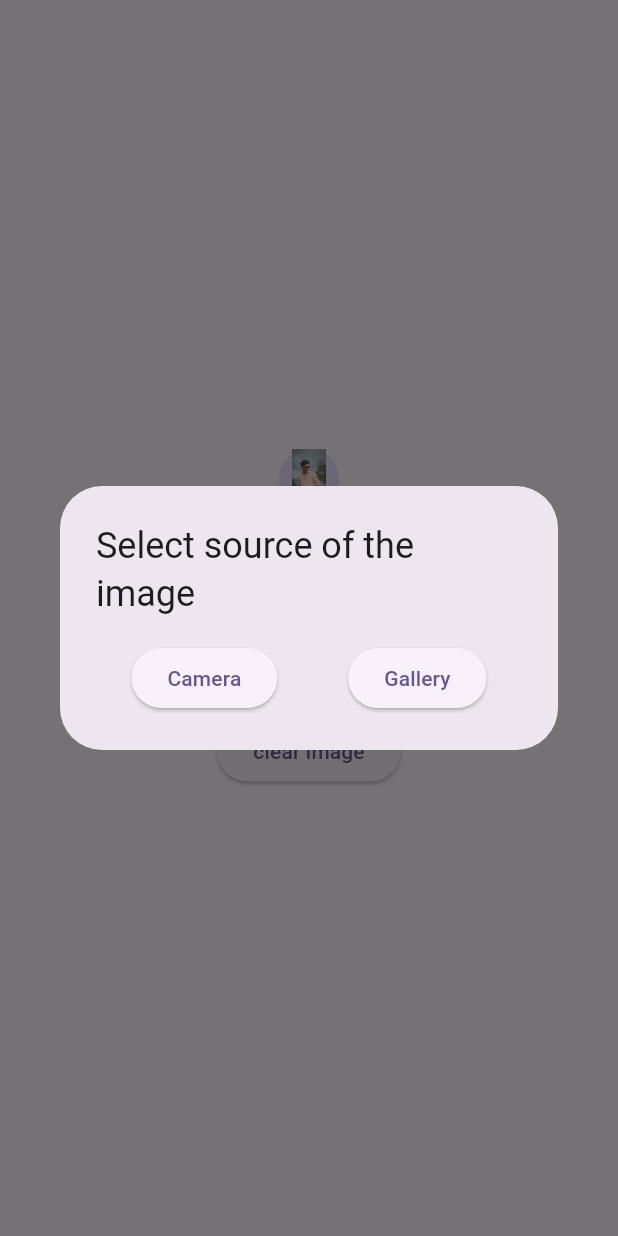
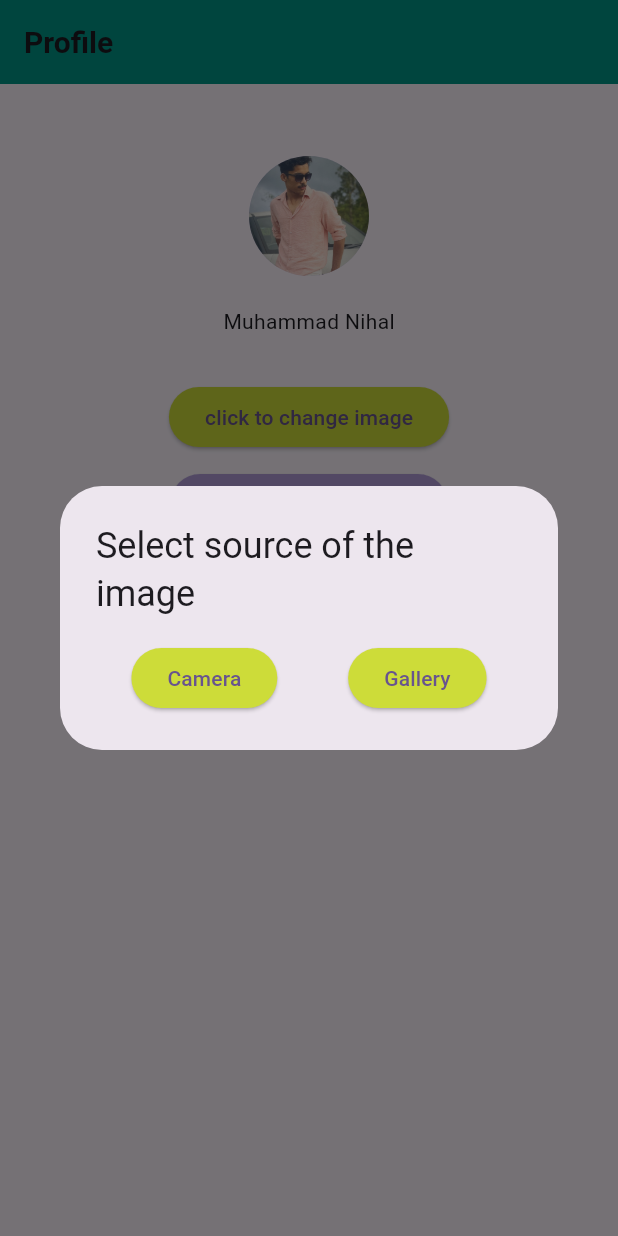
Before and after one commit to Nihal7558/flutter, a Flutter app: the screen it shows after launch, after a tap on "click to change image", on a phone screen of 412 x 824 dp. Run offline on Flutter 3.47's test engine with Material 3 defaults, Android fonts, the phone set to English and light mode, and no system bars; our stand-ins replace fluttertoast, image_picker; key blocks and very long unbroken strings in the code were emptied for the run.

Commit message:
Daily Task

```diff
--- a/lib/profile page layout/imagePicker.dart
+++ b/lib/profile page layout/imagePicker.dart
@@ -26,14 +26,26 @@ class _ImagepickerExState extends State<ImagepickerEx> {
   @override
   Widget build(BuildContext context) {
     return Scaffold(
-      body: Center(
+      body: SingleChildScrollView(
+        child: Center(
           child: Column(
             mainAxisSize: MainAxisSize.min,
             children: [
+              AppBar(
+                title: Text(
+                  "Profile",
+                  style: TextStyle(fontSize: 20, fontWeight: FontWeight.bold),
+                ),
+                backgroundColor: Colors.teal,
+              ),
+              SizedBox(
+                height: 48,
+              ),
               CircleAvatar(
-              child: _image == null || kIsWeb
-                  ? Image.asset("assets/IMG_6276.JPG")
-                  : Image.file(_image!),
+                radius: 40,
+                backgroundImage: _image == null || kIsWeb
+                    ? AssetImage("assets/IMG_6276.JPG")
+                    : FileImage(_image!),
               ),
               SizedBox(
                 height: 20,
@@ -43,23 +55,31 @@ class _ImagepickerExState extends State<ImagepickerEx> {
                 height: 30,
               ),
               ElevatedButton(
+                  style: ElevatedButton.styleFrom(
+                      backgroundColor: Colors.lime[500]),
                   onPressed: () {
                     showDialog(
                         context: context,
                         builder: (_) {
                           return AlertDialog(
-                          title: Text('Select source of the image'),
+                            title: Text(
+                              'Select source of the image',
+                            ),
                             content: Row(
                               mainAxisSize: MainAxisSize.min,
                               mainAxisAlignment: MainAxisAlignment.spaceAround,
                               children: [
                                 ElevatedButton(
+                                    style: ElevatedButton.styleFrom(
+                                        backgroundColor: Colors.lime),
                                     onPressed: () {
                                       Navigator.pop(context);
                                       _pickImage(ImageSource.camera);
                                     },
                                     child: Text('Camera')),
                                 ElevatedButton(
+                                    style: ElevatedButton.styleFrom(
+                                        backgroundColor: Colors.lime),
                                     onPressed: () {
                                       Navigator.pop(context);
                                       _pickImage(ImageSource.gallery);
@@ -72,16 +92,22 @@ class _ImagepickerExState extends State<ImagepickerEx> {
                   },
                   child: Text("click to change image")),
               SizedBox(
-              height: 20,
+                height: 10,
               ),
-            ElevatedButton(
+              Container(
+                width: 185,
+                child: ElevatedButton(
+                    style: ElevatedButton.styleFrom(
+                        backgroundColor: Colors.deepPurple[200]),
                     onPressed: () {
                       setState(() {
                         _image = null;
                       });
                     },
-                child: Text('clear image'))
+                    child: Text('clear image')),
+              )
             ],
+          ),
         ),
       ),
     );
```
Lines whose indentation alone changed are shown as unchanged.
